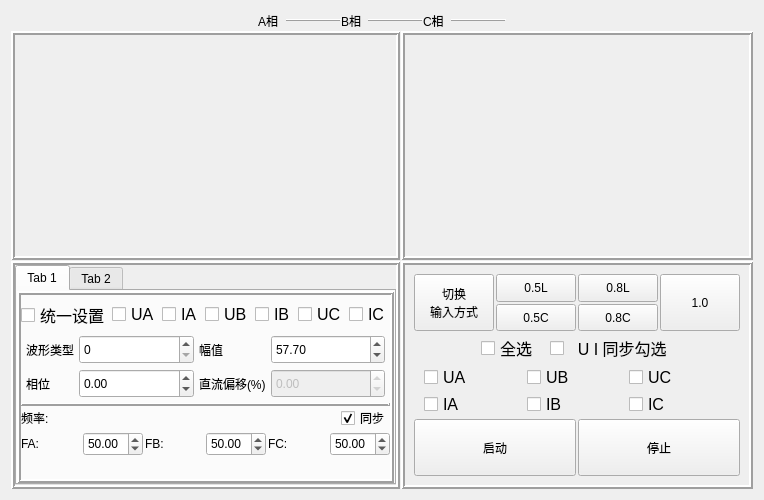
unicorn0818/QtProject, file m_base_out.ui: the form before one commit.
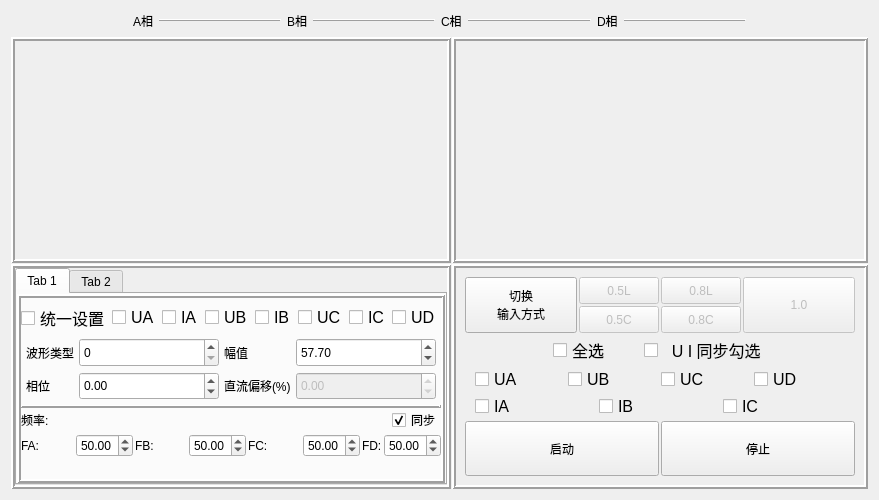
The form after the commit. Custom widgets are drawn as their Qt base class.

Diff of the .ui file:
```diff
--- a/m_base_out.ui
+++ b/m_base_out.ui
@@ -6,7 +6,7 @@
    <rect>
     <x>0</x>
     <y>0</y>
-    <width>750</width>
+    <width>879</width>
     <height>500</height>
    </rect>
   </property>
@@ -14,9 +14,131 @@
    <string>Form</string>
   </property>
   <layout class="QGridLayout" name="gridLayout">
-   <property name="spacing">
-    <number>0</number>
-   </property>
+   <item row="0" column="0">
+    <layout class="QHBoxLayout" name="horizontalLayout_10">
+     <item>
+      <spacer name="horizontalSpacer">
+       <property name="orientation">
+        <enum>Qt::Horizontal</enum>
+       </property>
+       <property name="sizeHint" stdset="0">
+        <size>
+         <width>40</width>
+         <height>20</height>
+        </size>
+       </property>
+      </spacer>
+     </item>
+     <item>
+      <widget class="QLabel" name="label_20">
+       <property name="text">
+        <string>A相</string>
+       </property>
+      </widget>
+     </item>
+     <item>
+      <widget class="Line" name="line">
+       <property name="sizePolicy">
+        <sizepolicy hsizetype="Expanding" vsizetype="Fixed">
+         <horstretch>0</horstretch>
+         <verstretch>0</verstretch>
+        </sizepolicy>
+       </property>
+       <property name="styleSheet">
+        <string notr="true">color: rgb(255, 255, 127);</string>
+       </property>
+       <property name="frameShadow">
+        <enum>QFrame::Raised</enum>
+       </property>
+       <property name="orientation">
+        <enum>Qt::Horizontal</enum>
+       </property>
+      </widget>
+     </item>
+     <item>
+      <widget class="QLabel" name="label_21">
+       <property name="text">
+        <string>B相</string>
+       </property>
+      </widget>
+     </item>
+     <item>
+      <widget class="Line" name="line_2">
+       <property name="sizePolicy">
+        <sizepolicy hsizetype="Expanding" vsizetype="Fixed">
+         <horstretch>0</horstretch>
+         <verstretch>0</verstretch>
+        </sizepolicy>
+       </property>
+       <property name="frameShadow">
+        <enum>QFrame::Raised</enum>
+       </property>
+       <property name="orientation">
+        <enum>Qt::Horizontal</enum>
+       </property>
+      </widget>
+     </item>
+     <item>
+      <widget class="QLabel" name="label_22">
+       <property name="text">
+        <string>C相</string>
+       </property>
+      </widget>
+     </item>
+     <item>
+      <widget class="Line" name="line_3">
+       <property name="sizePolicy">
+        <sizepolicy hsizetype="Expanding" vsizetype="Fixed">
+         <horstretch>0</horstretch>
+         <verstretch>0</verstretch>
+        </sizepolicy>
+       </property>
+       <property name="frameShadow">
+        <enum>QFrame::Raised</enum>
+       </property>
+       <property name="orientation">
+        <enum>Qt::Horizontal</enum>
+       </property>
+      </widget>
+     </item>
+     <item>
+      <widget class="QLabel" name="label_23">
+       <property name="text">
+        <string>D相</string>
+       </property>
+      </widget>
+     </item>
+     <item>
+      <widget class="Line" name="line_7">
+       <property name="sizePolicy">
+        <sizepolicy hsizetype="Expanding" vsizetype="Fixed">
+         <horstretch>0</horstretch>
+         <verstretch>0</verstretch>
+        </sizepolicy>
+       </property>
+       <property name="frameShadow">
+        <enum>QFrame::Raised</enum>
+       </property>
+       <property name="orientation">
+        <enum>Qt::Horizontal</enum>
+       </property>
+      </widget>
+     </item>
+     <item>
+      <spacer name="horizontalSpacer_4">
+       <property name="orientation">
+        <enum>Qt::Horizontal</enum>
+       </property>
+       <property name="sizeHint" stdset="0">
+        <size>
+         <width>40</width>
+         <height>20</height>
+        </size>
+       </property>
+      </spacer>
+     </item>
+    </layout>
+   </item>
    <item row="1" column="0">
     <layout class="QGridLayout" name="gridLayout_2" rowstretch="1,1" columnstretch="0,0">
      <property name="spacing">
@@ -67,6 +189,9 @@
                 </property>
                 <item>
                  <widget class="QPushButton" name="pushButton_2">
+                  <property name="enabled">
+                   <bool>false</bool>
+                  </property>
                   <property name="sizePolicy">
                    <sizepolicy hsizetype="Expanding" vsizetype="Expanding">
                     <horstretch>0</horstretch>
@@ -80,6 +205,9 @@
                 </item>
                 <item>
                  <widget class="QPushButton" name="pushButton_3">
+                  <property name="enabled">
+                   <bool>false</bool>
+                  </property>
                   <property name="sizePolicy">
                    <sizepolicy hsizetype="Expanding" vsizetype="Expanding">
                     <horstretch>0</horstretch>
@@ -100,6 +228,9 @@
                 </property>
                 <item>
                  <widget class="QPushButton" name="pushButton_7">
+                  <property name="enabled">
+                   <bool>false</bool>
+                  </property>
                   <property name="sizePolicy">
                    <sizepolicy hsizetype="Expanding" vsizetype="Expanding">
                     <horstretch>0</horstretch>
@@ -113,6 +244,9 @@
                 </item>
                 <item>
                  <widget class="QPushButton" name="pushButton_6">
+                  <property name="enabled">
+                   <bool>false</bool>
+                  </property>
                   <property name="sizePolicy">
                    <sizepolicy hsizetype="Expanding" vsizetype="Expanding">
                     <horstretch>0</horstretch>
@@ -130,6 +264,9 @@
             </item>
             <item>
              <widget class="QPushButton" name="pushButton_4">
+              <property name="enabled">
+               <bool>false</bool>
+              </property>
               <property name="sizePolicy">
                <sizepolicy hsizetype="Expanding" vsizetype="Expanding">
                 <horstretch>0</horstretch>
@@ -265,6 +402,18 @@
               </property>
              </widget>
             </item>
+            <item>
+             <widget class="QCheckBox" name="ud_start">
+              <property name="font">
+               <font>
+                <pointsize>12</pointsize>
+               </font>
+              </property>
+              <property name="text">
+               <string>UD</string>
+              </property>
+             </widget>
+            </item>
            </layout>
           </item>
           <item>
@@ -533,6 +682,18 @@
                      </property>
                     </widget>
                    </item>
+                   <item>
+                    <widget class="QCheckBox" name="ud_value">
+                     <property name="font">
+                      <font>
+                       <pointsize>12</pointsize>
+                      </font>
+                     </property>
+                     <property name="text">
+                      <string>UD</string>
+                     </property>
+                    </widget>
+                   </item>
                   </layout>
                  </item>
                  <item>
@@ -692,7 +853,7 @@
                     </layout>
                    </item>
                    <item>
-                    <layout class="QHBoxLayout" name="horizontalLayout_2" stretch="1,1,1,1,1,1">
+                    <layout class="QHBoxLayout" name="horizontalLayout_2" stretch="1,1,1,1,1,1,0,0">
                      <property name="spacing">
                       <number>2</number>
                      </property>
@@ -801,6 +962,41 @@
                        </property>
                       </widget>
                      </item>
+                     <item>
+                      <widget class="QLabel" name="label_9">
+                       <property name="sizePolicy">
+                        <sizepolicy hsizetype="Expanding" vsizetype="Preferred">
+                         <horstretch>0</horstretch>
+                         <verstretch>0</verstretch>
+                        </sizepolicy>
+                       </property>
+                       <property name="layoutDirection">
+                        <enum>Qt::RightToLeft</enum>
+                       </property>
+                       <property name="text">
+                        <string>FD:</string>
+                       </property>
+                      </widget>
+                     </item>
+                     <item>
+                      <widget class="QDoubleSpinBox" name="c_freq_3">
+                       <property name="sizePolicy">
+                        <sizepolicy hsizetype="Minimum" vsizetype="Expanding">
+                         <horstretch>0</horstretch>
+                         <verstretch>0</verstretch>
+                        </sizepolicy>
+                       </property>
+                       <property name="minimum">
+                        <double>40.000000000000000</double>
+                       </property>
+                       <property name="maximum">
+                        <double>65.000000000000000</double>
+                       </property>
+                       <property name="value">
+                        <double>50.000000000000000</double>
+                       </property>
+                      </widget>
+                     </item>
                     </layout>
                    </item>
                    <item>
@@ -899,112 +1095,6 @@
      </item>
     </layout>
    </item>
-   <item row="0" column="0">
-    <layout class="QHBoxLayout" name="horizontalLayout_11" stretch="1,1,1">
-     <item>
-      <spacer name="horizontalSpacer">
-       <property name="orientation">
-        <enum>Qt::Horizontal</enum>
-       </property>
-       <property name="sizeHint" stdset="0">
-        <size>
-         <width>40</width>
-         <height>20</height>
-        </size>
-       </property>
-      </spacer>
-     </item>
-     <item>
-      <layout class="QHBoxLayout" name="horizontalLayout_10" stretch="1,2,1,2,1,2">
-       <item>
-        <widget class="QLabel" name="label_20">
-         <property name="text">
-          <string>A相</string>
-         </property>
-        </widget>
-       </item>
-       <item>
-        <widget class="Line" name="line">
-         <property name="sizePolicy">
-          <sizepolicy hsizetype="Expanding" vsizetype="Fixed">
-           <horstretch>0</horstretch>
-           <verstretch>0</verstretch>
-          </sizepolicy>
-         </property>
-         <property name="styleSheet">
-          <string notr="true">color: rgb(255, 255, 127);</string>
-         </property>
-         <property name="frameShadow">
-          <enum>QFrame::Raised</enum>
-         </property>
-         <property name="orientation">
-          <enum>Qt::Horizontal</enum>
-         </property>
-        </widget>
-       </item>
-       <item>
-        <widget class="QLabel" name="label_21">
-         <property name="text">
-          <string>B相</string>
-         </property>
-        </widget>
-       </item>
-       <item>
-        <widget class="Line" name="line_2">
-         <property name="sizePolicy">
-          <sizepolicy hsizetype="Expanding" vsizetype="Fixed">
-           <horstretch>0</horstretch>
-           <verstretch>0</verstretch>
-          </sizepolicy>
-         </property>
-         <property name="frameShadow">
-          <enum>QFrame::Raised</enum>
-         </property>
-         <property name="orientation">
-          <enum>Qt::Horizontal</enum>
-         </property>
-        </widget>
-       </item>
-       <item>
-        <widget class="QLabel" name="label_22">
-         <property name="text">
-          <string>C相</string>
-         </property>
-        </widget>
-       </item>
-       <item>
-        <widget class="Line" name="line_3">
-         <property name="sizePolicy">
-          <sizepolicy hsizetype="Minimum" vsizetype="Fixed">
-           <horstretch>0</horstretch>
-           <verstretch>0</verstretch>
-          </sizepolicy>
-         </property>
-         <property name="frameShadow">
-          <enum>QFrame::Raised</enum>
-         </property>
-         <property name="orientation">
-          <enum>Qt::Horizontal</enum>
-         </property>
-        </widget>
-       </item>
-      </layout>
-     </item>
-     <item>
-      <spacer name="horizontalSpacer_4">
-       <property name="orientation">
-        <enum>Qt::Horizontal</enum>
-       </property>
-       <property name="sizeHint" stdset="0">
-        <size>
-         <width>40</width>
-         <height>20</height>
-        </size>
-       </property>
-      </spacer>
-     </item>
-    </layout>
-   </item>
   </layout>
  </widget>
  <customwidgets>
```
